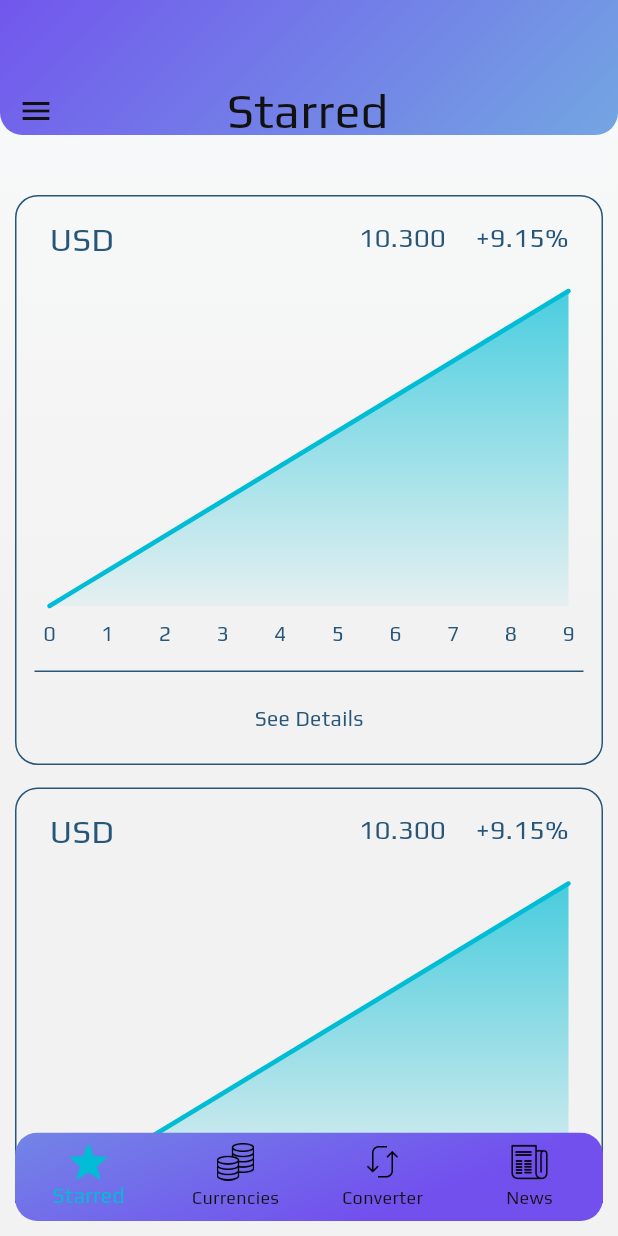
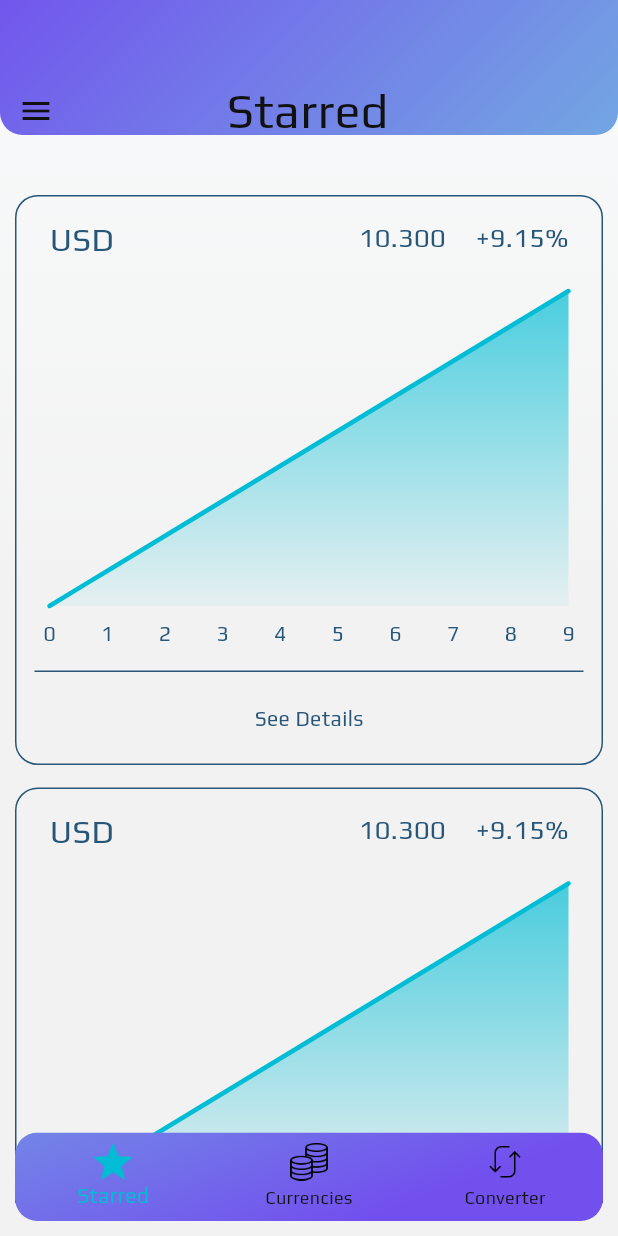
Before and after one commit to ASR1221/currency_exchange_flutter_app, a Flutter app: the screen it shows after launch, on a phone screen of 412 x 824 dp. Run offline on Flutter 3.47's test engine with Material 3 defaults, Android fonts, the phone set to English and light mode, and no system bars; drawn by our look-alikes of fl_chart; our stand-ins replace dropdown_button2, shared_preferences.

Commit message:
EDIT: news is removed from bottom navbar

```diff
--- a/lib/widgets/bottom_navbar.dart
+++ b/lib/widgets/bottom_navbar.dart
@@ -48,11 +48,6 @@ class _BottomNavBarState extends State<BottomNavBar> {
                 activeIcon: SizedBox(width: 25, child: Image.asset("images/convert-filled.png")),
                 label: 'Converter',
               ),
-              BottomNavigationBarItem(
-                icon: SizedBox(width: 25, child: Image.asset("images/news.png")),
-                activeIcon: SizedBox(width: 25, child: Image.asset("images/news-filled.png")),
-                label: 'News',
-              ),
             ],
           ),
         ),
```
